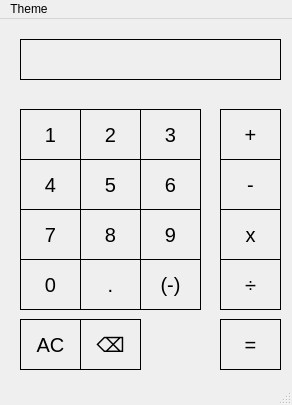
The window that classy_calculator/calculator.ui (katiebug2001/CSC_3220_final_proj_calculator) describes before a commit, drawn with Qt 5.
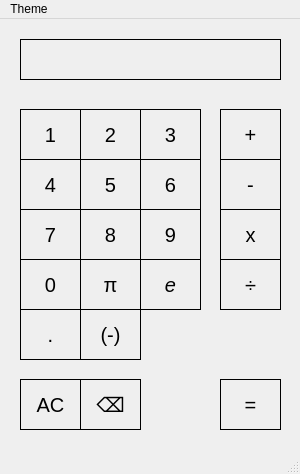
The same window after the commit.

Commit message: theoretical final commit; pi, e implemented, all debug statements cleaned up

The edit to the form file:
```diff
--- a/classy_calculator/calculator.ui
+++ b/classy_calculator/calculator.ui
@@ -6,8 +6,8 @@
    <rect>
     <x>0</x>
     <y>0</y>
-    <width>292</width>
-    <height>405</height>
+    <width>300</width>
+    <height>474</height>
    </rect>
   </property>
   <property name="windowTitle">
@@ -15,10 +15,17 @@
   </property>
   <property name="styleSheet">
    <string notr="true">QPushButton
-{
+{ 
 	border:1px solid #000000;
+	font-size: 20px; 
+}
+
+QLabel
+{
 	font-size: 20px;
-}</string>
+}
+
+ </string>
   </property>
   <widget class="QWidget" name="centralwidget">
    <widget class="QPushButton" name="one_button">
@@ -274,8 +281,8 @@
    <widget class="QPushButton" name="decimal_button">
     <property name="geometry">
      <rect>
-      <x>80</x>
-      <y>240</y>
+      <x>20</x>
+      <y>290</y>
       <width>61</width>
       <height>51</height>
      </rect>
@@ -299,8 +306,8 @@
    <widget class="QPushButton" name="changesign_button">
     <property name="geometry">
      <rect>
-      <x>140</x>
-      <y>240</y>
+      <x>80</x>
+      <y>290</y>
       <width>61</width>
       <height>51</height>
      </rect>
@@ -325,7 +332,7 @@
     <property name="geometry">
      <rect>
       <x>220</x>
-      <y>300</y>
+      <y>360</y>
       <width>61</width>
       <height>51</height>
      </rect>
@@ -450,7 +457,7 @@
     <property name="geometry">
      <rect>
       <x>20</x>
-      <y>300</y>
+      <y>360</y>
       <width>61</width>
       <height>51</height>
      </rect>
@@ -475,7 +482,7 @@
     <property name="geometry">
      <rect>
       <x>80</x>
-      <y>300</y>
+      <y>360</y>
       <width>61</width>
       <height>51</height>
      </rect>
@@ -523,6 +530,57 @@
      <set>Qt::AlignRight|Qt::AlignTrailing|Qt::AlignVCenter</set>
     </property>
    </widget>
+   <widget class="QPushButton" name="pi_button">
+    <property name="geometry">
+     <rect>
+      <x>80</x>
+      <y>240</y>
+      <width>61</width>
+      <height>51</height>
+     </rect>
+    </property>
+    <property name="font">
+     <font>
+      <family>.AppleSystemUIFont</family>
+      <pointsize>-1</pointsize>
+     </font>
+    </property>
+    <property name="autoFillBackground">
+     <bool>false</bool>
+    </property>
+    <property name="text">
+     <string>π</string>
+    </property>
+    <property name="flat">
+     <bool>true</bool>
+    </property>
+   </widget>
+   <widget class="QPushButton" name="e_button">
+    <property name="geometry">
+     <rect>
+      <x>140</x>
+      <y>240</y>
+      <width>61</width>
+      <height>51</height>
+     </rect>
+    </property>
+    <property name="font">
+     <font>
+      <family>.AppleSystemUIFont</family>
+      <pointsize>-1</pointsize>
+      <italic>true</italic>
+     </font>
+    </property>
+    <property name="autoFillBackground">
+     <bool>false</bool>
+    </property>
+    <property name="text">
+     <string>e</string>
+    </property>
+    <property name="flat">
+     <bool>true</bool>
+    </property>
+   </widget>
    <zorder>calc_input</zorder>
    <zorder>one_button</zorder>
    <zorder>two_button</zorder>
@@ -550,7 +608,7 @@
     <rect>
      <x>0</x>
      <y>0</y>
-     <width>292</width>
+     <width>300</width>
      <height>22</height>
     </rect>
    </property>
```
Left out of the diff: 4 changed lines with no effect on the pictures. The commit also changes 2 other files.
